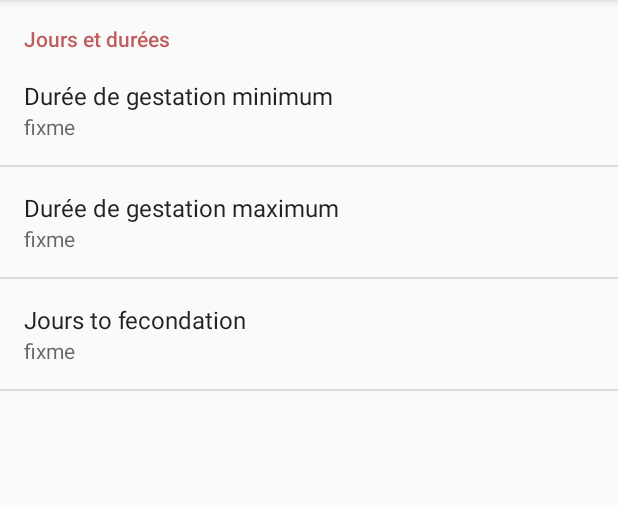
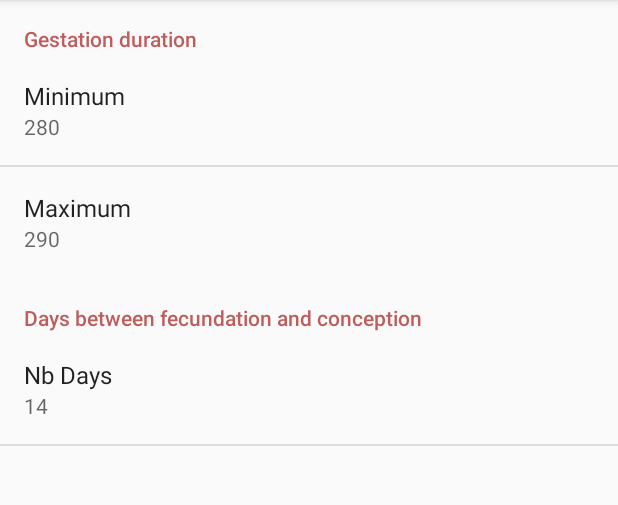
Before and after one commit to FrogDevelopment/PregnancyCalendar, an Android app: the SettingsActivity screen opened directly, with no data from a screen before it, on a phone screen of 412 x 824 dp, the part 84-589 px from its top. Run offline under Robolectric (Android 15) with nearby library versions, the phone set to English and light mode, and no system bars.

Commit message:
code review

```diff
--- a/app/src/main/java/fr/frogdevelopment/pregnancycalendar/SettingsActivity.java
+++ b/app/src/main/java/fr/frogdevelopment/pregnancycalendar/SettingsActivity.java
@@ -2,9 +2,15 @@ package fr.frogdevelopment.pregnancycalendar;
 
 import android.content.SharedPreferences;
 import android.os.Bundle;
+import android.preference.EditTextPreference;
+import android.preference.Preference;
 import android.preference.PreferenceFragment;
 import android.support.v7.app.ActionBar;
 import android.support.v7.app.AppCompatActivity;
+
+import static fr.frogdevelopment.pregnancycalendar.PregnancyUtils.KEY_DAYS_TO_FECUNDATION;
+import static fr.frogdevelopment.pregnancycalendar.PregnancyUtils.KEY_GESTATION_MAX;
+import static fr.frogdevelopment.pregnancycalendar.PregnancyUtils.KEY_GESTATION_MIN;
 
 public class SettingsActivity extends AppCompatActivity {
 
@@ -28,6 +34,15 @@ public class SettingsActivity extends AppCompatActivity {
 		public void onCreate(final Bundle savedInstanceState) {
 			super.onCreate(savedInstanceState);
 			addPreferencesFromResource(R.xml.preferences);
+
+			EditTextPreference preferenceMin = (EditTextPreference) findPreference(KEY_GESTATION_MIN);
+			preferenceMin.setSummary(preferenceMin.getText());
+
+			EditTextPreference preferenceMax = (EditTextPreference) findPreference(KEY_GESTATION_MAX);
+			preferenceMax.setSummary(preferenceMax.getText());
+
+			EditTextPreference preferenceDays = (EditTextPreference) findPreference(KEY_DAYS_TO_FECUNDATION);
+			preferenceDays.setSummary(preferenceDays.getText());
 		}
 
 		@Override
@@ -48,7 +63,11 @@ public class SettingsActivity extends AppCompatActivity {
 
 		@Override
 		public void onSharedPreferenceChanged(SharedPreferences sharedPreferences, String key) {
-//fixme update info view ?
+			// update info view
+			Preference preference = findPreference(key);
+			if (preference instanceof EditTextPreference) {
+				preference.setSummary(((EditTextPreference) preference).getText());
 			}
 		}
 	}
+}
--- a/app/src/main/res/values/strings.xml
+++ b/app/src/main/res/values/strings.xml
@@ -52,4 +52,11 @@
     <string name="chrono_header_interval">Interval</string>
     <string name="chrono_header_duration">Duration</string>
 
+    <!---->
+    <string name="pref_gestation_title">Gestation duration</string>
+    <string name="pref_gestation_min_title">Minimum</string>
+    <string name="pref_gestation_max_title">Maximum</string>
+    <string name="pref_days_title">Days between fecundation and conception</string>
+    <string name="pref_days_to_fecundation_title">Nb Days</string>
+
 </resources>
--- a/app/src/main/res/xml/preferences.xml
+++ b/app/src/main/res/xml/preferences.xml
@@ -2,29 +2,29 @@
 <PreferenceScreen xmlns:android="http://schemas.android.com/apk/res/android">
 
     <PreferenceCategory
-        android:key="pref_key_duration_settings"
-        android:title="Jours et durées">
+        android:title="@string/pref_gestation_title">
 
         <EditTextPreference
             android:defaultValue="@integer/default_gestation_min"
             android:key="pref_key_gestation_min"
-            android:summary="fixme"
             android:numeric="integer"
-            android:title="Durée de gestation minimum"/>
+            android:title="@string/pref_gestation_min_title"/>
 
         <EditTextPreference
             android:defaultValue="@integer/default_gestation_max"
             android:key="pref_key_gestation_max"
-            android:summary="fixme"
             android:numeric="integer"
-            android:title="Durée de gestation maximum"/>
+            android:title="@string/pref_gestation_max_title"/>
+    </PreferenceCategory>
+
+    <PreferenceCategory
+        android:title="@string/pref_days_title">
 
         <EditTextPreference
             android:defaultValue="@integer/default_days_to_fecundation"
             android:key="pref_key_days_to_fecundation"
-            android:summary="fixme"
             android:numeric="integer"
-            android:title="Jours to fecondation"/>
+            android:title="@string/pref_days_to_fecundation_title"/>
     </PreferenceCategory>
 
 </PreferenceScreen>
```
Also changed, not shown: 2 other files. Lines whose indentation alone changed are shown as unchanged.
